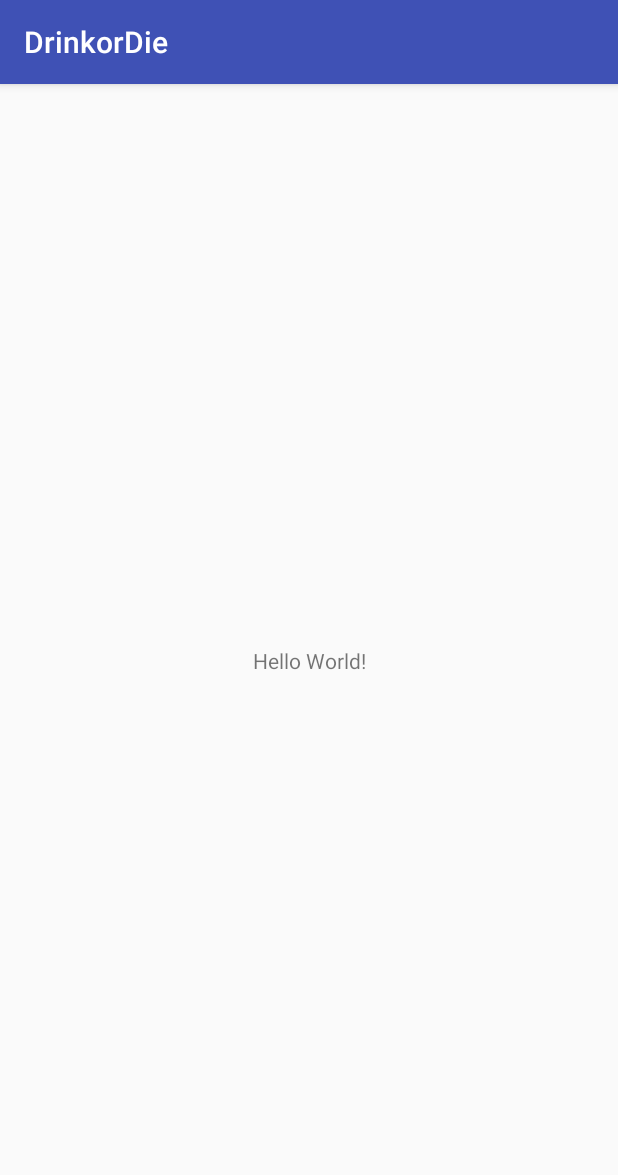
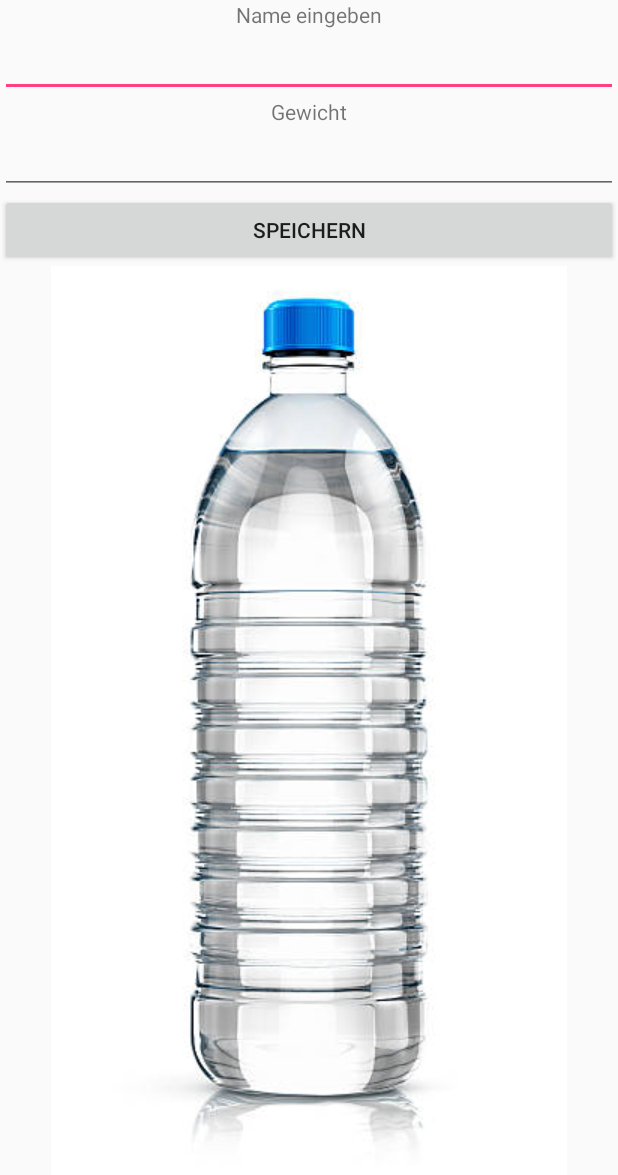
Before and after one commit to fweiermann15/DrinkorDie, an Android app: the screen it shows after launch (MainActivity before the commit, Kalibrierungsinterface after it), on a phone screen of 412 x 824 dp. Shown: the top 1175 px of the screen. Run offline under Robolectric (Android 15) with nearby library versions, the phone set to English and light mode, and no system bars.

Commit message:
Kalibrierungsinterface

```diff
--- a/app/src/main/AndroidManifest.xml
+++ b/app/src/main/AndroidManifest.xml
@@ -16,6 +16,10 @@
                 <category android:name="android.intent.category.LAUNCHER" />
             </intent-filter>
         </activity>
+        <activity
+            android:name=".Kalibrierungsinterface"
+            android:label="@string/title_activity_kalibrierungsinterface"
+            android:theme="@style/AppTheme.NoActionBar"></activity>
     </application>
 
 </manifest>
--- /dev/null
+++ b/app/src/main/java/com/example/flowe/drinkordie/Kalibrierungsinterface.java
@@ -0,0 +1,44 @@
+package com.example.flowe.drinkordie;
+
+import android.app.Activity;
+import android.content.Intent;
+import android.os.Bundle;
+import android.support.design.widget.FloatingActionButton;
+import android.support.design.widget.Snackbar;
+import android.support.v7.app.AppCompatActivity;
+import android.support.v7.widget.Toolbar;
+import android.view.View;
+import android.widget.Button;
+import android.widget.EditText;
+
+public class Kalibrierungsinterface extends AppCompatActivity {
+
+    @Override
+    protected void onCreate(Bundle savedInstanceState) {
+        super.onCreate(savedInstanceState);
+        setContentView(R.layout.activity_kalibrierungsinterface);
+        Button btnSpeichern=findViewById(R.id.btnSpeichern);
+
+
+        btnSpeichern.setOnClickListener(new View.OnClickListener() {
+            @Override
+            public void onClick(View v) {
+                btnSpeichernClicked();
+            }
+        });
+
+
+
+    }
+    public void btnSpeichernClicked(){
+        boolean firstRun=true;
+        EditText eTextName=findViewById(R.id.eTextName);
+        EditText eTextAge=findViewById(R.id.eTextAge);
+        Intent i=new Intent(this,MainActivity.class);
+        i.putExtra("NAME",eTextName.getText());
+        i.putExtra("WEIGHT", Integer.parseInt(eTextAge.getText().toString()));
+        i.putExtra("FIRSTRUN",firstRun);
+        setResult(Activity.RESULT_OK,i);
+        finish();
+    }
+}
--- a/app/src/main/java/com/example/flowe/drinkordie/MainActivity.java
+++ b/app/src/main/java/com/example/flowe/drinkordie/MainActivity.java
@@ -1,13 +1,37 @@
 package com.example.flowe.drinkordie;
 
+import android.content.Intent;
 import android.support.v7.app.AppCompatActivity;
 import android.os.Bundle;
+import android.widget.TextView;
+
+
+import java.sql.Timestamp;
+import java.util.Date;
 
 public class MainActivity extends AppCompatActivity {
+    public boolean firstRun = false;
+    public static final int REQUESTCODE = 666;
 
     @Override
     protected void onCreate(Bundle savedInstanceState) {
         super.onCreate(savedInstanceState);
         setContentView(R.layout.activity_main);
+
+
+        if(firstRun == false) {
+            Intent kalibrierungOeffnen = new Intent(this, Kalibrierungsinterface.class);
+            startActivityForResult(kalibrierungOeffnen, REQUESTCODE);
+        }
+
+        Timestamp timestamp = new Timestamp(new Date().getTime());
+        TextView view = findViewById(R.id.view);
+        view.setText("" + timestamp);
+    }
+
+    @Override
+    protected void onActivityResult(int requestCode, int resultCode, Intent data) {
+        Bundle extras = data.getExtras();
+        firstRun = (boolean) extras.get("FIRSTRUN");
     }
 }
--- /dev/null
+++ b/app/src/main/res/layout/activity_kalibrierungsinterface.xml
@@ -0,0 +1,51 @@
+<?xml version="1.0" encoding="utf-8"?>
+<android.widget.LinearLayout xmlns:android="http://schemas.android.com/apk/res/android"
+    xmlns:app="http://schemas.android.com/apk/res-auto"
+    xmlns:tools="http://schemas.android.com/tools"
+    android:layout_width="match_parent"
+    android:layout_height="match_parent"
+    android:orientation="vertical"
+    tools:context=".Kalibrierungsinterface">
+
+    <TextView
+        android:id="@+id/textView2"
+        android:layout_width="fill_parent"
+        android:layout_height="wrap_content"
+        android:textAlignment="center"
+        android:text="Name eingeben" />
+
+    <EditText
+        android:id="@+id/eTextName"
+        android:layout_width="fill_parent"
+        android:layout_height="wrap_content"
+        android:ems="5"
+        android:inputType="textPersonName" />
+
+    <TextView
+        android:id="@+id/textView"
+        android:layout_width="fill_parent"
+        android:layout_height="wrap_content"
+        android:textAlignment="center"
+        android:text="Gewicht" />
+
+    <EditText
+        android:id="@+id/eTextAge"
+        android:layout_width="fill_parent"
+        android:layout_height="wrap_content"
+        android:ems="5"
+        android:inputType="textPersonName" />
+
+    <Button
+        android:id="@+id/btnSpeichern"
+        android:layout_width="fill_parent"
+        android:layout_height="wrap_content"
+        android:text="Speichern" />
+
+    <ImageView
+        android:id="@+id/imageView"
+        android:layout_width="match_parent"
+        android:layout_height="wrap_content"
+        app:srcCompat="@drawable/waterbottle" />
+
+
+</android.widget.LinearLayout>
--- a/app/src/main/res/layout/activity_main.xml
+++ b/app/src/main/res/layout/activity_main.xml
@@ -9,10 +9,12 @@
     <TextView
         android:layout_width="wrap_content"
         android:layout_height="wrap_content"
-        android:text="Hello World!"
+        android:text=""
         app:layout_constraintBottom_toBottomOf="parent"
         app:layout_constraintLeft_toLeftOf="parent"
         app:layout_constraintRight_toRightOf="parent"
-        app:layout_constraintTop_toTopOf="parent" />
+        app:layout_constraintTop_toTopOf="parent"
+        android:id="@+id/view"
+        />
 
 </android.support.constraint.ConstraintLayout>
--- /dev/null
+++ b/app/src/main/res/values/dimens.xml
@@ -0,0 +1,3 @@
+<resources>
+    <dimen name="fab_margin">16dp</dimen>
+</resources>
--- a/app/src/main/res/values/strings.xml
+++ b/app/src/main/res/values/strings.xml
@@ -1,3 +1,4 @@
 <resources>
     <string name="app_name">DrinkorDie</string>
+    <string name="title_activity_kalibrierungsinterface">Kalibrierungsinterface</string>
 </resources>
--- a/app/src/main/res/values/styles.xml
+++ b/app/src/main/res/values/styles.xml
@@ -8,4 +8,13 @@
         <item name="colorAccent">@color/colorAccent</item>
     </style>
 
+    <style name="AppTheme.NoActionBar">
+        <item name="windowActionBar">false</item>
+        <item name="windowNoTitle">true</item>
+    </style>
+
+    <style name="AppTheme.AppBarOverlay" parent="ThemeOverlay.AppCompat.Dark.ActionBar" />
+
+    <style name="AppTheme.PopupOverlay" parent="ThemeOverlay.AppCompat.Light" />
+
 </resources>
```
Also changed, not shown: app/src/main/res/drawable-v24/waterbottle.jpg (added).
